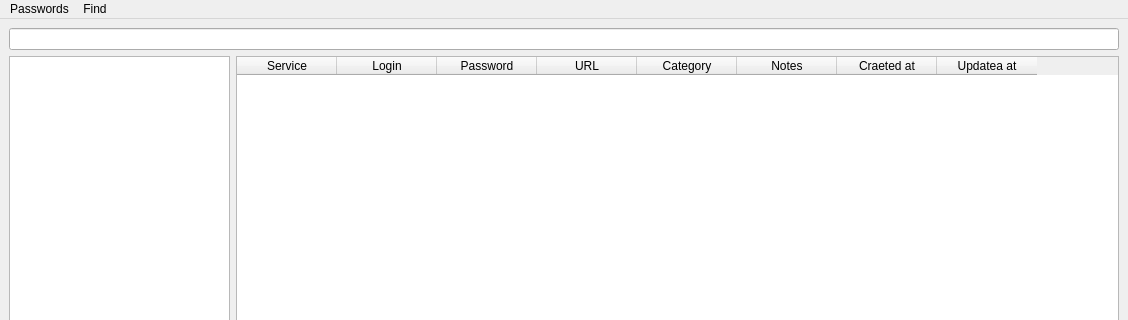
Sk2can/Password-manager, file client_side/resources/ui/main_window.ui: the form before one commit; both pictures show x 0 to 1128 and y 0 to 320 of the 1128 by 523 pixel window.
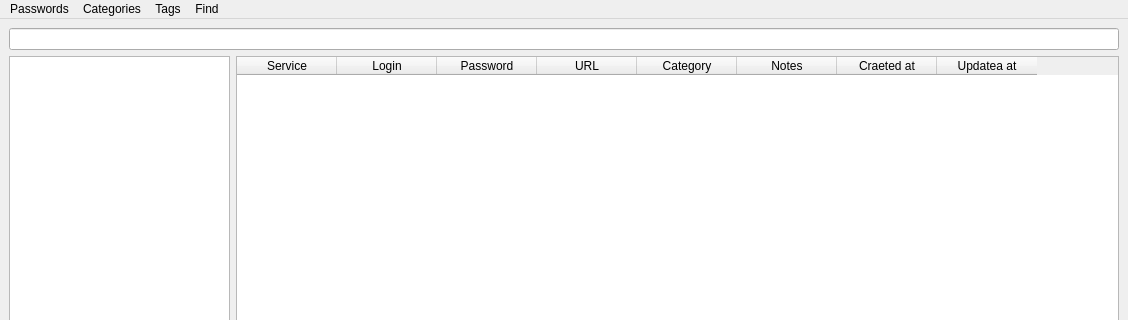
The form after the commit.

Diff of the .ui file:
```diff
--- a/client_side/resources/ui/main_window.ui
+++ b/client_side/resources/ui/main_window.ui
@@ -166,7 +166,25 @@
     </property>
     <addaction name="actionAdd_password_2"/>
    </widget>
+   <widget class="QMenu" name="menuTags">
+    <property name="title">
+     <string>Tags</string>
+    </property>
+    <addaction name="actionCreate_tag"/>
+    <addaction name="actionEdit_tag"/>
+    <addaction name="actionDelete_tag"/>
+   </widget>
+   <widget class="QMenu" name="menuCategories">
+    <property name="title">
+     <string>Categories</string>
+    </property>
+    <addaction name="actionAdd_category_2"/>
+    <addaction name="actionEdit_category"/>
+    <addaction name="actionDelete_category"/>
+   </widget>
    <addaction name="menuAdd_password"/>
+   <addaction name="menuCategories"/>
+   <addaction name="menuTags"/>
    <addaction name="menuFind"/>
   </widget>
   <action name="actionAdd_password">
```
Left out of the diff: 30 changed lines with no effect on the pictures.
